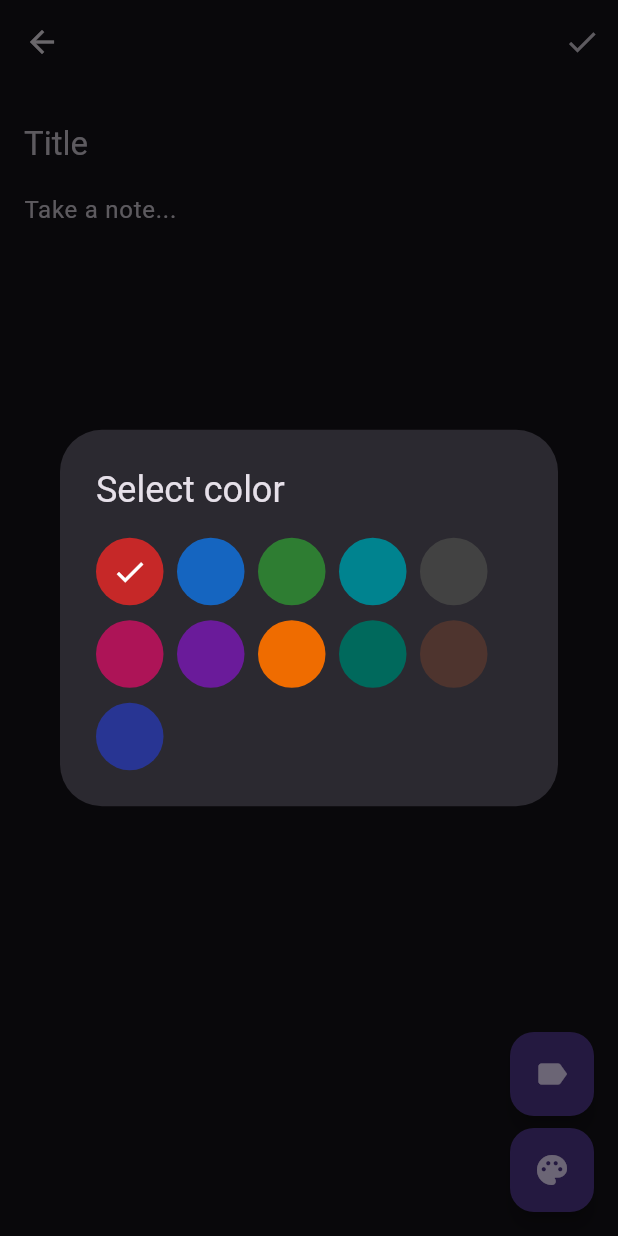
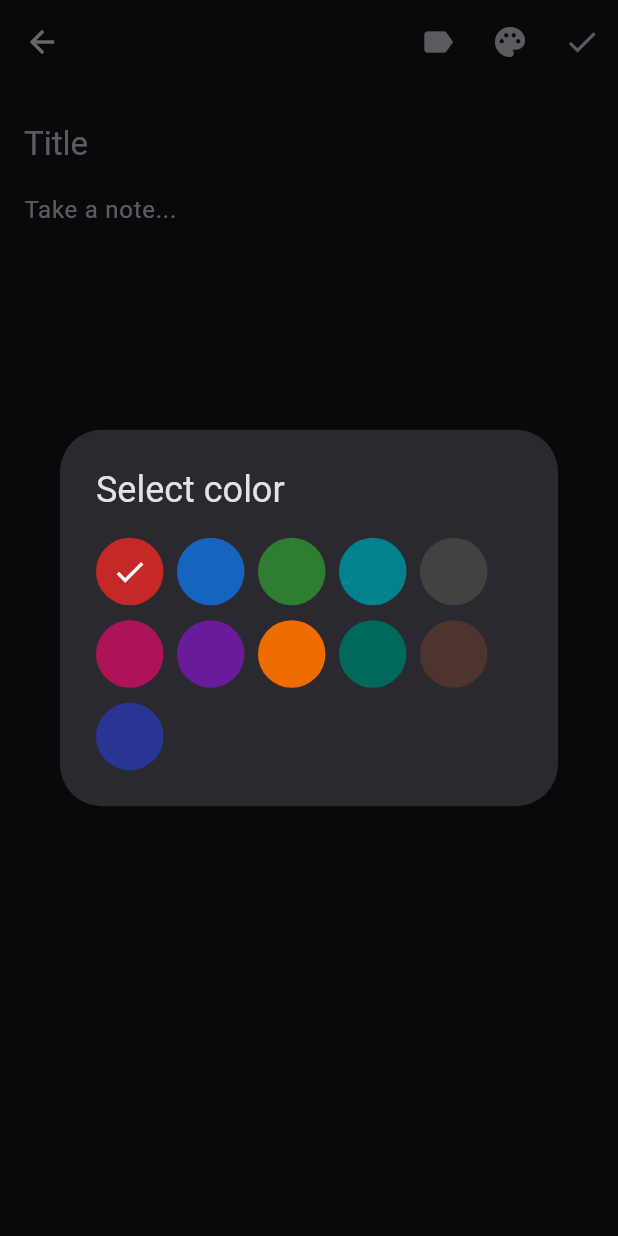
Before and after one commit to pradoRebeca/todo_app, a Flutter app: the EditNoteScreen screen opened directly, after a tap on the "palette" icon, on a phone screen of 412 x 824 dp. Run offline on Flutter 3.47's test engine with Material 3 defaults, Android fonts, the phone set to English and light mode, and no system bars.

Commit message:
feat: checkbox_labels provider in edit_note_screen

```diff
--- a/lib/components/label_card.dart
+++ b/lib/components/label_card.dart
@@ -7,7 +7,7 @@ import 'package:tasks_list/utils/show_alert_dialog.dart';
 class LabelCard extends StatefulWidget {
   final LabelModel label;
 
-  LabelCard({
+  const LabelCard({
     super.key,
     required this.label,
   });
--- a/lib/main.dart
+++ b/lib/main.dart
@@ -1,6 +1,7 @@
 import 'package:flutter/material.dart';
 import 'package:provider/provider.dart';
 import 'package:tasks_list/repository/label_repository.dart';
+import 'package:tasks_list/repository/labels_note_repository.dart';
 import 'package:tasks_list/repository/note_repository.dart';
 import 'package:tasks_list/screens/home_screen.dart';
 
@@ -10,7 +11,8 @@ void main() {
       ChangeNotifierProvider(create: (context) => LabelRepository()),
       ChangeNotifierProvider(
         create: (context) => NoteRepository(),
-      )
+      ),
+      ChangeNotifierProvider(create: (context) => LabelsNoteRepository())
     ],
     child: const MyApp(),
   ));
--- a/lib/repository/label_repository.dart
+++ b/lib/repository/label_repository.dart
@@ -30,5 +30,6 @@ class LabelRepository extends ChangeNotifier {
     }
   }
 
+  @override
   notifyListeners();
 }
--- /dev/null
+++ b/lib/repository/labels_note_repository.dart
@@ -0,0 +1,24 @@
+import 'dart:collection';
+
+import 'package:flutter/material.dart';
+import 'package:tasks_list/model/label_model.dart';
+
+class LabelsNoteRepository extends ChangeNotifier {
+  List<LabelModel> labelsNote = [];
+
+  UnmodifiableListView<LabelModel> get list => UnmodifiableListView(labelsNote);
+
+  void addOrRemove(LabelModel label) {
+    bool exist = labelsNote.contains(label);
+
+    if (exist) {
+      labelsNote.removeWhere((item) => item.id == label.id);
+    }
+
+    if (!exist) {
+      labelsNote.add(label);
+    }
+
+    notifyListeners();
+  }
+}
--- a/lib/screens/edit_note_screen.dart
+++ b/lib/screens/edit_note_screen.dart
@@ -3,7 +3,10 @@ import 'package:flutter/services.dart';
 import 'package:provider/provider.dart';
 import 'package:tasks_list/components/color_picker_card.dart';
 import 'package:tasks_list/components/checkbox_label_card.dart';
+import 'package:tasks_list/components/label_chip.dart';
+import 'package:tasks_list/model/label_model.dart';
 import 'package:tasks_list/model/note_model.dart';
+import 'package:tasks_list/repository/labels_note_repository.dart';
 import 'package:tasks_list/repository/note_repository.dart';
 
 class EditNoteScreen extends StatefulWidget {
@@ -18,12 +21,15 @@ class _EditNoteScreen extends State<EditNoteScreen> {
   TextEditingController content = TextEditingController();
 
   late NoteRepository listNote;
+  late LabelsNoteRepository labelsNoteRepository;
 
   Color? backgroundColor;
 
   @override
   Widget build(BuildContext context) {
     listNote = Provider.of<NoteRepository>(context, listen: false);
+    labelsNoteRepository =
+        Provider.of<LabelsNoteRepository>(context, listen: false);
 
     return Scaffold(
         backgroundColor: backgroundColor,
@@ -32,6 +38,18 @@ class _EditNoteScreen extends State<EditNoteScreen> {
               const SystemUiOverlayStyle(statusBarColor: Colors.transparent),
           backgroundColor: Colors.transparent,
           actions: [
+            IconButton(
+              tooltip: 'Show Labels',
+              onPressed: () => showListLabelCard(context),
+              icon: const Icon(Icons.label),
+            ),
+            IconButton(
+              tooltip: 'Show pallete',
+              icon: const Icon(Icons.palette),
+              onPressed: () {
+                showColors(context);
+              },
+            ),
             IconButton(
               onPressed: () => onSave(),
               icon: const Icon(Icons.done),
@@ -81,31 +99,18 @@ class _EditNoteScreen extends State<EditNoteScreen> {
               Positioned(
                   bottom: 16,
                   right: 0,
-                  child: Column(
-                    mainAxisAlignment: MainAxisAlignment.spaceBetween,
-                    children: [
-                      Padding(
-                        padding: const EdgeInsets.only(bottom: 8.0),
-                        child: FloatingActionButton(
-                          heroTag: 'label',
-                          tooltip: 'label',
-                          onPressed: () {
-                            showListLabelCard(context);
-                            // showColors(context);
-                          },
-                          child: const Icon(Icons.label),
-                        ),
-                      ),
-                      FloatingActionButton(
-                        tooltip: 'pallete',
-                        heroTag: 'pallete',
-                        onPressed: () {
-                          showColors(context);
-                        },
-                        child: const Icon(Icons.palette),
-                      )
-                    ],
-                  ))
+                  child: Consumer<LabelsNoteRepository>(
+                    builder: (context, labelsNote, child) => Wrap(
+                      spacing: 5.0,
+                      children: [
+                        ...labelsNote.list.map((label) => LabelChip(
+                              text: label.title,
+                              color: backgroundColor,
+                              onDelete: () => onDeleteChip(label),
+                            ))
+                      ],
+                    ),
+                  )),
             ],
           ),
         ));
@@ -113,11 +118,19 @@ class _EditNoteScreen extends State<EditNoteScreen> {
 
   void onSave() {
     NoteModel note = NoteModel(
-        content: content.text, title: title.text, color: backgroundColor);
+        content: content.text,
+        title: title.text,
+        color: backgroundColor,
+        labels: labelsNoteRepository.list);
 
     listNote.add(note);
 
     Navigator.pop(context);
+  }
+
+  void onDeleteChip(LabelModel label) async {
+    await Future.delayed(const Duration(milliseconds: 600));
+    labelsNoteRepository.addOrRemove(label);
   }
 
   void showColors(BuildContext context) {
```
Also changed, not shown: lib/components/checkbox_label_card.dart (+18 -32 lines), lib/components/label_chip.dart (added, +35 -0 lines), lib/components/note_card.dart (+5 -8 lines).
